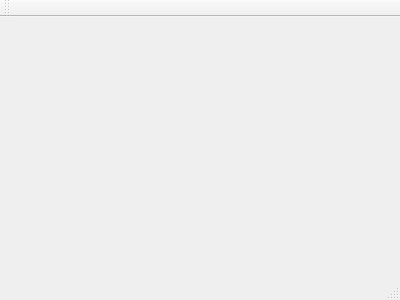
This is mainwindow.ui in GodofTheFallen/ChessOnline as Qt 5 draws it before an edit. The edited form follows.
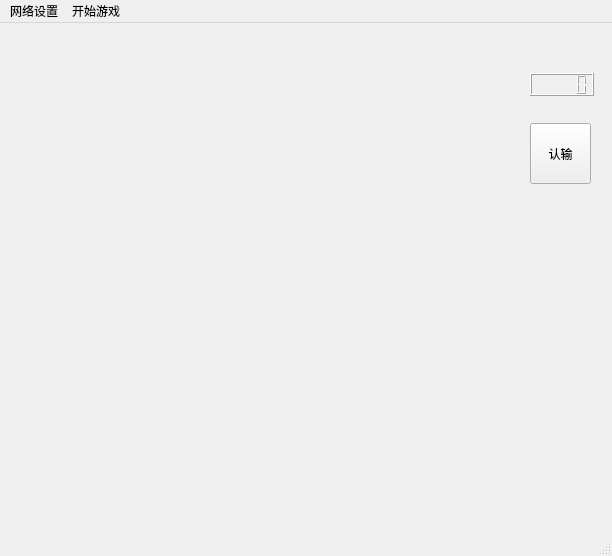
This is the edited form.

The edit to the form file:
```diff
--- a/mainwindow.ui
+++ b/mainwindow.ui
@@ -1,24 +1,67 @@
 <ui version="4.0">
  <class>MainWindow</class>
- <widget class="QMainWindow" name="MainWindow" >
-  <property name="geometry" >
+ <widget class="QMainWindow" name="MainWindow">
+  <property name="geometry">
    <rect>
     <x>0</x>
     <y>0</y>
-    <width>400</width>
-    <height>300</height>
+    <width>612</width>
+    <height>556</height>
    </rect>
   </property>
   <property name="windowTitle" >
    <string>MainWindow</string>
   </property>
-  <widget class="QMenuBar" name="menuBar" />
-  <widget class="QToolBar" name="mainToolBar" />
-  <widget class="QWidget" name="centralWidget" />
-  <widget class="QStatusBar" name="statusBar" />
+  <widget class="QWidget" name="centralWidget">
+   <widget class="QLCDNumber" name="lcdNumber_Timer">
+    <property name="geometry">
+     <rect>
+      <x>530</x>
+      <y>50</y>
+      <width>64</width>
+      <height>23</height>
+     </rect>
+    </property>
+   </widget>
+   <widget class="QPushButton" name="pushButton_Submit">
+    <property name="geometry">
+     <rect>
+      <x>530</x>
+      <y>100</y>
+      <width>61</width>
+      <height>61</height>
+     </rect>
+    </property>
+    <property name="text">
+     <string>认输</string>
+    </property>
+   </widget>
+  </widget>
+  <widget class="QMenuBar" name="menuBar">
+   <property name="geometry">
+    <rect>
+     <x>0</x>
+     <y>0</y>
+     <width>612</width>
+     <height>22</height>
+    </rect>
+   </property>
+   <widget class="QMenu" name="menu_File">
+    <property name="title">
+     <string>网络设置</string>
+    </property>
+   </widget>
+   <widget class="QMenu" name="menu_Start">
+    <property name="title">
+     <string>开始游戏</string>
+    </property>
+   </widget>
+   <addaction name="menu_File"/>
+   <addaction name="menu_Start"/>
+  </widget>
+  <widget class="QStatusBar" name="statusBar"/>
  </widget>
- <layoutDefault spacing="6" margin="11" />
- <pixmapfunction></pixmapfunction>
+ <layoutdefault spacing="6" margin="11"/>
  <resources/>
  <connections/>
 </ui>
```
Left out of the diff: 3 changed lines with no effect on the pictures.
